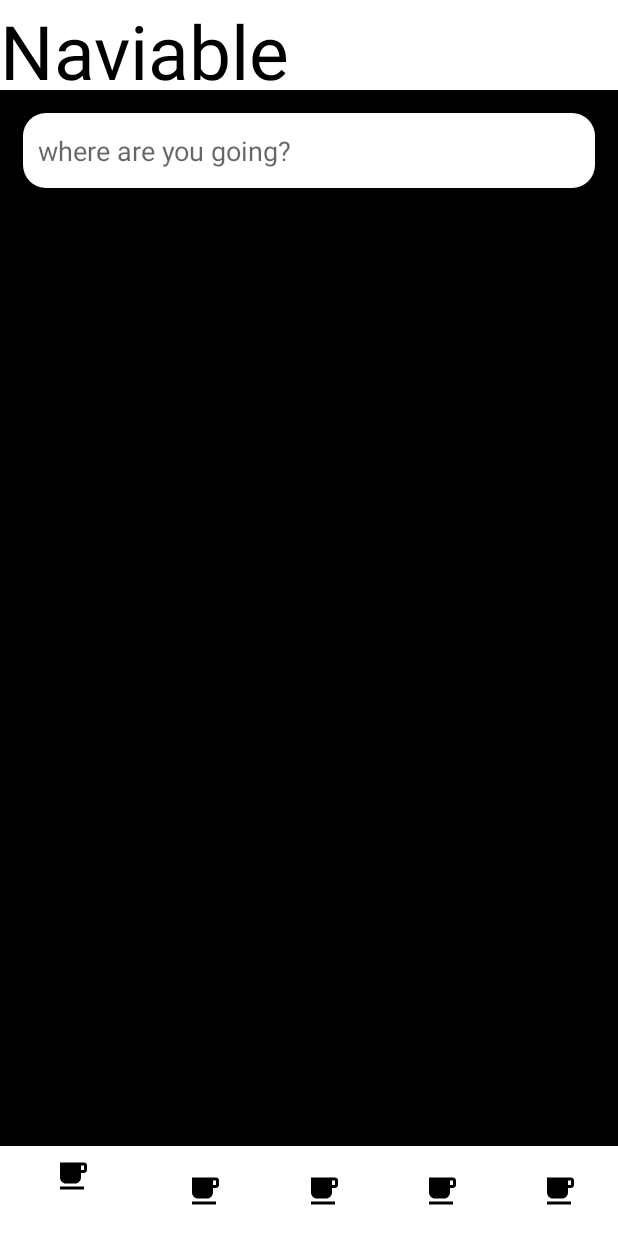
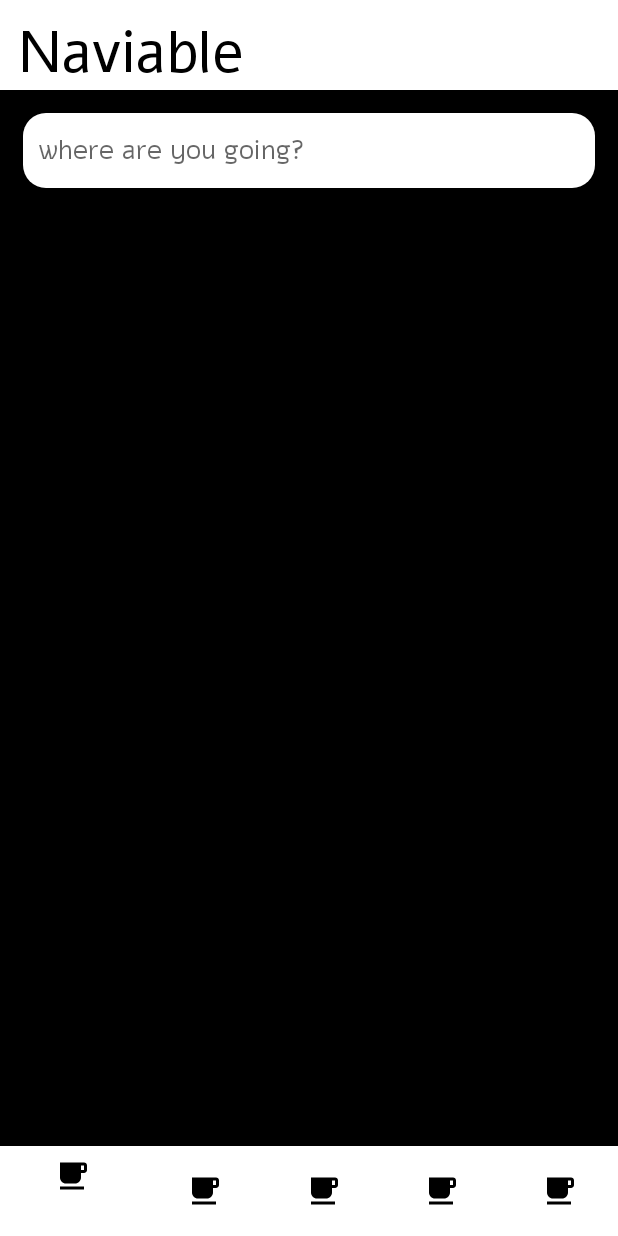
Before and after one commit to TtedyT/Naviable, an Android app: the screen it shows after launch (MainActivity), on a phone screen of 412 x 824 dp. Run offline under Robolectric (Android 15) with nearby library versions, the phone set to English and light mode, and no system bars.

Commit message:
added alef font to app

```diff
--- /dev/null
+++ b/app/src/main/res/font/alef.xml
@@ -0,0 +1,7 @@
+<?xml version="1.0" encoding="utf-8"?>
+<font-family xmlns:android="http://schemas.android.com/apk/res/android">
+    <font
+        android:fontStyle="normal"
+        android:fontWeight="400"
+        android:font="@font/alef_regular" />
+</font-family>
--- a/app/src/main/res/layout/activity_main.xml
+++ b/app/src/main/res/layout/activity_main.xml
@@ -20,13 +20,16 @@
 
     <TextView
         android:id="@+id/app_bar_text"
-        android:textColor="@color/black"
         android:layout_width="wrap_content"
         android:layout_height="wrap_content"
         android:text="Naviable"
-        android:textSize="50dp"
+        android:textColor="@color/black"
+        android:textSize="39sp"
         app:layout_constraintLeft_toLeftOf="@id/app_bar"
-        app:layout_constraintTop_toTopOf="@id/app_bar" />
+        app:layout_constraintTop_toTopOf="@id/app_bar"
+        android:layout_marginStart="12dp"
+        android:layout_marginTop="8dp"
+        android:fontFamily="@font/alef"/>
 
     <EditText
         android:hint="where are you going?"
@@ -41,6 +44,7 @@
         android:paddingStart="10dp"
         android:paddingEnd="10dp"
         android:background="@drawable/rounded_rectangle_view"
+        android:fontFamily="@font/alef"
         />
 
     <com.google.android.material.bottomnavigation.BottomNavigationView
```
Also changed, not shown: app/src/main/res/values/styles.xml (added, +8 -0 lines), app/src/main/res/font/alef_regular.ttf (added).
